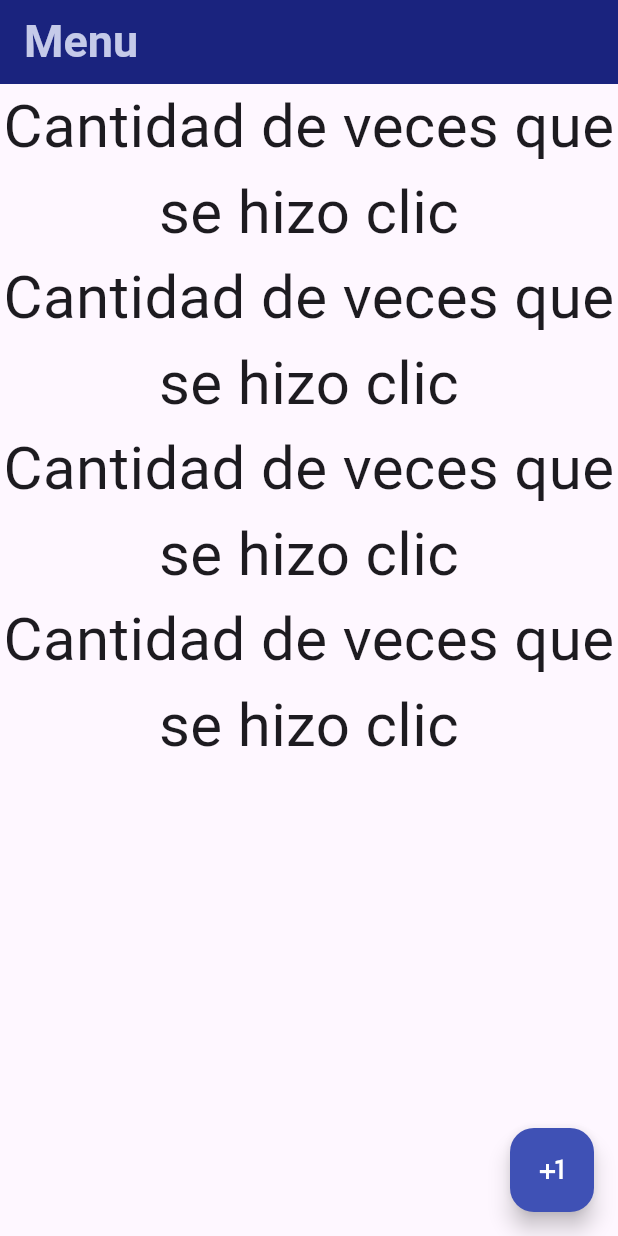
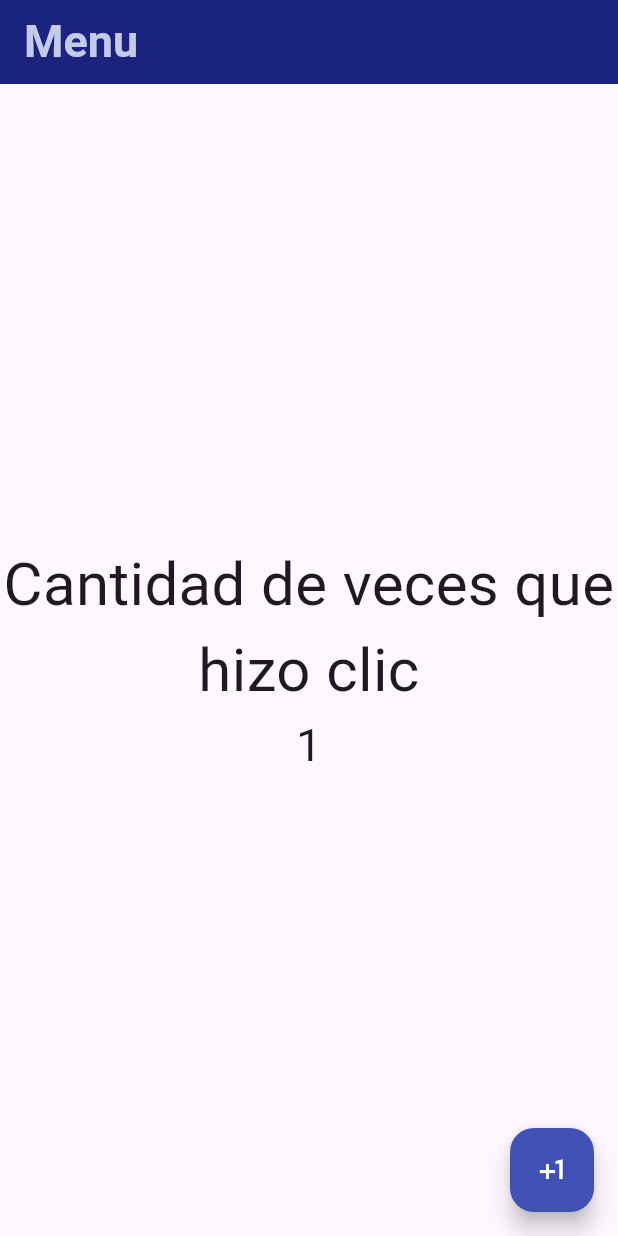
Before and after one commit to jalvarenga-unah/IS513-II-PAC-2025, a Flutter app: the screen it shows after launch, on a phone screen of 412 x 824 dp. Run offline on Flutter 3.47's test engine with Material 3 defaults, Android fonts, the phone set to English and light mode, and no system bars.

Commit message:
manejo de Columns y Rows

```diff
--- a/intro-flutter/mi_primer_app/lib/main.dart
+++ b/intro-flutter/mi_primer_app/lib/main.dart
@@ -26,27 +26,17 @@ class MyApp extends StatelessWidget {
         ),
         body: Center(
           child: Column(
+            mainAxisAlignment: MainAxisAlignment.center,
+            crossAxisAlignment: CrossAxisAlignment.center,
+            mainAxisSize: MainAxisSize.max,
             children: [
               Text(
-                'Cantidad de veces que se hizo clic',
+                'Cantidad de veces que hizo clic',
                 style: TextStyle(fontSize: 40),
                 textAlign: TextAlign.center,
               ),
-              Text(
-                'Cantidad de veces que se hizo clic',
-                style: TextStyle(fontSize: 40),
-                textAlign: TextAlign.center,
-              ),
-              Text(
-                'Cantidad de veces que se hizo clic',
-                style: TextStyle(fontSize: 40),
-                textAlign: TextAlign.center,
-              ),
-              Text(
-                'Cantidad de veces que se hizo clic',
-                style: TextStyle(fontSize: 40),
-                textAlign: TextAlign.center,
-              ),
+
+              Text('1', style: TextStyle(fontSize: 30)),
             ],
           ),
         ),
```
